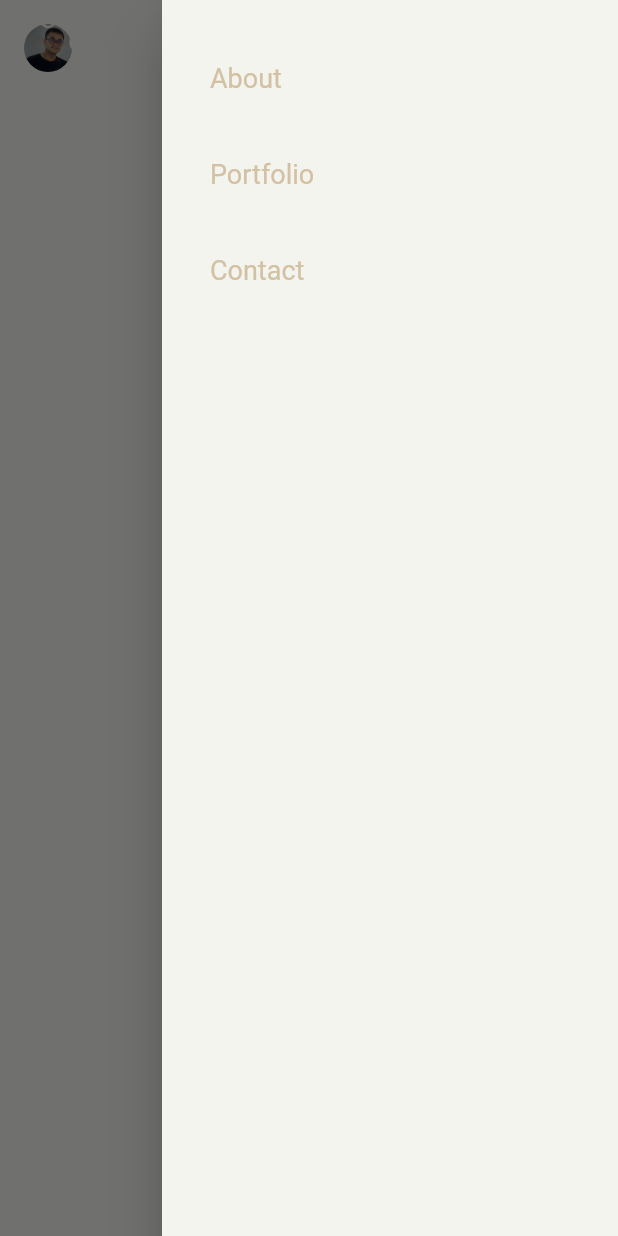
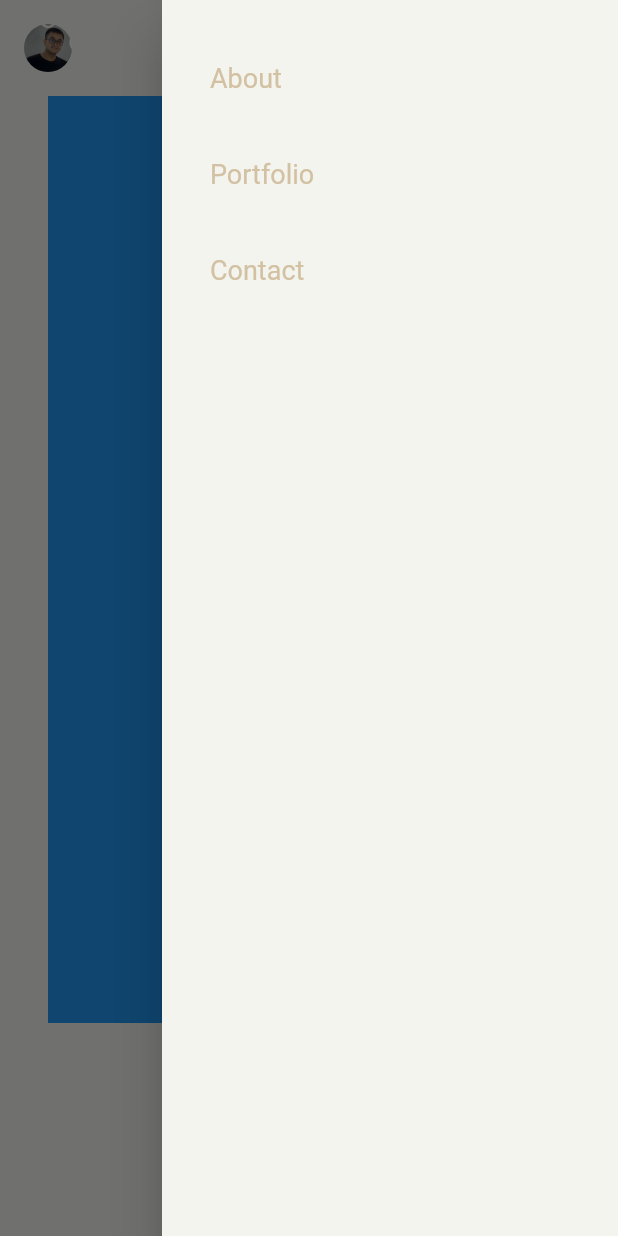
Before and after one commit to ekyrizky/ekyrizky-web-portfolio, a Flutter app: the screen it shows after launch, with the side drawer open, on a phone screen of 412 x 824 dp. Run offline on Flutter 3.47's test engine with Material 2 defaults, Android fonts, the phone set to English and light mode, and no system bars; our stand-ins replace google_fonts; Roboto replaces fonts that are missing (Farro).

Commit message:
add hero section: text & cta

```diff
--- a/lib/components/header.dart
+++ b/lib/components/header/header.dart
@@ -1,5 +1,5 @@
-import 'package:ekyrizky_portfolio/components/header_icon.dart';
-import 'package:ekyrizky_portfolio/components/header_items.dart';
+import 'package:ekyrizky_portfolio/components/header/header_icon.dart';
+import 'package:ekyrizky_portfolio/components/header/header_items.dart';
 import 'package:ekyrizky_portfolio/utils/constants.dart';
 import 'package:ekyrizky_portfolio/utils/globals.dart';
 import 'package:ekyrizky_portfolio/utils/screen_helper.dart';
--- /dev/null
+++ b/lib/components/hero/hero.dart
@@ -0,0 +1,146 @@
+import 'package:ekyrizky_portfolio/utils/constants.dart';
+import 'package:ekyrizky_portfolio/utils/screen_helper.dart';
+import 'package:flutter/material.dart';
+import 'package:google_fonts/google_fonts.dart';
+
+class HeroSection extends StatelessWidget {
+  const HeroSection({super.key});
+
+  @override
+  Widget build(BuildContext context) {
+    double heroHeight = MediaQuery.of(context).size.height *
+        (ScreenHelper.isMobile(context) ? .75 : .60);
+    double paddingHorizontal = MediaQuery.of(context).size.width /
+        2 *
+        (ScreenHelper.isTablet(context) ? .10 : .35);
+
+    return Container(
+      height: heroHeight,
+      width: double.infinity,
+      child: ScreenHelper(
+        desktop: _build(paddingHorizontal),
+        tablet: _build(paddingHorizontal),
+        mobile: _buildMobile(),
+      ),
+    );
+  }
+
+  Widget _build(double padding) {
+    return Padding(
+      padding: EdgeInsets.symmetric(horizontal: padding),
+      child: Row(
+        mainAxisAlignment: MainAxisAlignment.spaceEvenly,
+        children: [
+          Expanded(
+            child: Column(
+              mainAxisAlignment: MainAxisAlignment.center,
+              crossAxisAlignment: CrossAxisAlignment.start,
+              children: [
+                Text(
+                  "Hello, I'm",
+                  style: GoogleFonts.farro(
+                    color: kPrimaryColor,
+                    height: 1.0,
+                    fontWeight: FontWeight.w800,
+                    fontSize: 20.0,
+                  ),
+                ),
+                SizedBox(
+                  height: 6.0,
+                ),
+                Text(
+                  "Rizky Ananda",
+                  style: GoogleFonts.farro(
+                    color: kPrimaryColor,
+                    height: 1.0,
+                    fontWeight: FontWeight.w800,
+                    fontSize: 32.0,
+                  ),
+                ),
+                SizedBox(
+                  height: 10.0,
+                ),
+                Text(
+                  "Frontend & Mobile Apps Developer",
+                  style: GoogleFonts.farro(
+                    color: kSecondaryColor,
+                    height: 1.2,
+                    fontWeight: FontWeight.w500,
+                    fontSize: 20.0,
+                  ),
+                ),
+                SizedBox(
+                  height: 32.0,
+                ),
+                Text(
+                  "Need a custom website or mobile application?",
+                  style: GoogleFonts.farro(
+                    color: kPrimaryColor,
+                    height: 1.2,
+                    fontWeight: FontWeight.w300,
+                    fontSize: 16.0,
+                  ),
+                ),
+                SizedBox(
+                  height: 8.0,
+                ),
+                Container(
+                  child: Wrap(
+                    children: [
+                      Text(
+                        "Got a project?",
+                        style: GoogleFonts.farro(
+                          color: kPrimaryColor,
+                          height: 1.2,
+                          fontWeight: FontWeight.w300,
+                          fontSize: 16.0,
+                        ),
+                      ),
+                      GestureDetector(
+                        onTap: () {},
+                        child: MouseRegion(
+                          cursor: SystemMouseCursors.click,
+                          child: Text(
+                            " Let's talk.",
+                            style: TextStyle(
+                              color: kSecondaryColor,
+                              height: 1.2,
+                              fontWeight: FontWeight.w300,
+                              fontSize: 16.0,
+                            ),
+                          ),
+                        ),
+                      )
+                    ],
+                  ),
+                ),
+                SizedBox(
+                  height: 16.0,
+                ),
+              ],
+            ),
+          ),
+          Expanded(
+            child: Container(
+              height: 100,
+              width: double.infinity,
+              color: Colors.blue,
+              child: Text("profile photo"),
+            ),
+          ),
+        ],
+      ),
+    );
+  }
+
+  Widget _buildMobile() {
+    return Padding(
+      padding: EdgeInsets.symmetric(horizontal: 32),
+      child: Container(
+        height: 200,
+        width: double.infinity,
+        color: Colors.blue,
+      ),
+    );
+  }
+}
--- a/lib/pages/home.dart
+++ b/lib/pages/home.dart
@@ -1,5 +1,6 @@
-import 'package:ekyrizky_portfolio/components/header.dart';
-import 'package:ekyrizky_portfolio/components/header_items.dart';
+import 'package:ekyrizky_portfolio/components/header/header.dart';
+import 'package:ekyrizky_portfolio/components/header/header_items.dart';
+import 'package:ekyrizky_portfolio/components/hero/hero.dart';
 import 'package:ekyrizky_portfolio/utils/globals.dart';
 import 'package:flutter/material.dart';
 
@@ -27,6 +28,7 @@ class Home extends StatelessWidget {
             crossAxisAlignment: CrossAxisAlignment.start,
             children: [
               Header(),
+              HeroSection(),
             ],
           ),
         ),
```
Also changed, not shown: lib/components/header/header_icon.dart (renamed from lib/components/header_icon.dart), lib/components/header/header_items.dart (renamed from lib/components/header_items.dart).
